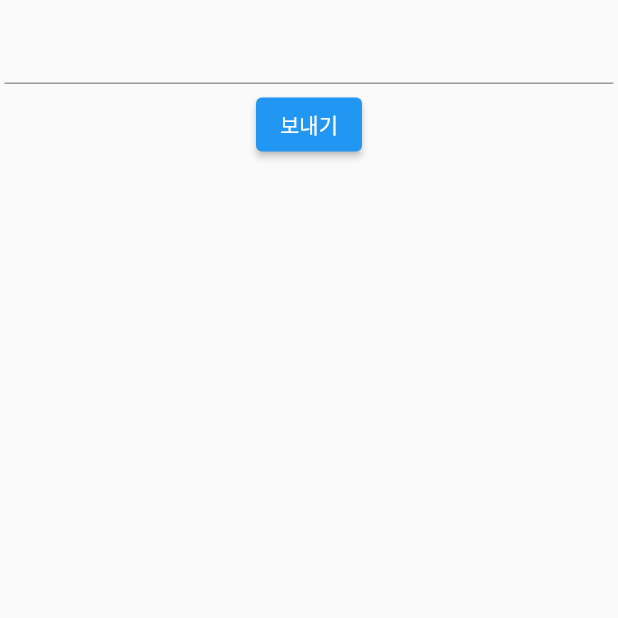
After one commit to DGUDIA/diary_project, a Flutter app: the Menu screen opened directly, after a tap on "서버통신 TEST용2", on a phone screen of 412 x 824 dp, the top half of it. The commit adds this screen. Run offline on Flutter 3.47's test engine with Material 2 defaults, Android fonts, the phone set to English and light mode, and no system bars; our stand-ins replace cloud_firestore, firebase_auth, google_sign_in, logger, shared_preferences; missing offline and left inert: firebase_core_web, flutter_socket_io, google_sign_in_web, shared_preferences_web; accounts and stored records are empty; network calls fail.

Commit message:
서버 통신

```diff
--- a/lib/chat/chat_screen.dart
+++ b/lib/chat/chat_screen.dart
@@ -1,3 +1,5 @@
+import 'dart:convert';
+
 import 'package:firebase_auth/firebase_auth.dart';
 import 'package:flutter/cupertino.dart';
 import 'package:flutter/material.dart';
@@ -6,11 +8,14 @@ import 'package:provider/provider.dart';
 import 'package:http/http.dart' as http;
 import 'package:cloud_firestore/cloud_firestore.dart';
 import 'package:diary_project/chat/chat_constraint.dart';
+import 'package:diary_project/my_config.dart';
 
+final gServerIp = properties['admin']['admins'];
 final _firestore = Firestore.instance;
 FirebaseUser loggedInUser;
 
 ChatScreenState pageState;
+
 
 class ChatScreen extends StatefulWidget {
   static const String id = 'chat_screen';
@@ -69,6 +74,7 @@ class ChatScreenState extends State<ChatScreen> {
                     FlatButton(
                       onPressed: () {
                         messageTextController.clear();
+
                         _firestore.collection('messages').add(
                           {
                             'text': messageText,
--- /dev/null
+++ b/lib/chat/client.dart
@@ -0,0 +1,100 @@
+import 'package:http/http.dart' as http;
+import 'package:flutter/material.dart';
+import 'dart:async';
+import 'dart:convert';
+import 'package:diary_project/my_config.dart';
+import 'package:flutter_socket_io/flutter_socket_io.dart';
+import 'package:flutter_socket_io/socket_io_manager.dart';
+
+void main() => runApp(MaterialApp(
+    home:Scaffold(
+      body:Client()))
+);
+
+class Client extends StatefulWidget {
+  @override
+  _ClientState createState() => _ClientState();
+}
+
+enum DataKind { NONE, SEND }
+final gServerIp = 'http://13.124.54.4:56201/';
+
+
+class _ClientState extends State<Client> {
+  DataKind mKind = DataKind.NONE;
+
+  String mResult = '0';               // 서버로부터 수신한 덧셈 또는 곱셈 결과
+  String mText;        // 사용자가 입력한 연산의 왼쪽과 오른쪽 항의 값
+
+  // post 동작의 결과를 수신할 비동기 함수
+  // 연산할 데이터를 전달(post)해야 하기 때문에 멤버로 만들어야 했다.
+  Future<String> postReply() async {
+    if(mText == null)
+      return '';
+
+    // 문자열 이름은 서버에 정의된 add와 multiply 서비스
+    var addr = gServerIp + ((mKind == DataKind.SEND) ? 'send':'none');
+    var response = await http.post(addr, body: {'text': mText});
+
+    // 200 ok. 정상 동작임을 알려준다.
+    if (response.statusCode == 200)
+      return response.body;
+
+    // 데이터 수신을 하지 못했다고 예외를 일으키는 것은 틀렸다.
+    // 여기서는 코드를 간단하게 처리하기 위해.
+    throw Exception('데이터 수신 실패!');
+  }
+
+  @override
+  Widget build(BuildContext context) {
+    return Scaffold(
+      body: Column(
+        children: <Widget>[
+          Row(
+            mainAxisAlignment: MainAxisAlignment.spaceEvenly,
+            children: <Widget>[
+              Expanded(
+                child: Padding(
+                  // TextField 위젯은 사용자 입력을 받는다.
+                  // Expanded 또는 Flexible 등의 위젯의 자식이어야 한다.
+                  child: TextField(
+                    textAlign: TextAlign.center,
+                    style: TextStyle(fontSize: 25),
+                    onChanged: (text) => mText = text,  // 입력할 때마다 호출
+                  ),
+                  padding: EdgeInsets.all(3.0),
+                ),
+              ),
+            ],
+          ),
+          Row(
+            mainAxisAlignment: MainAxisAlignment.spaceEvenly,
+            children: <Widget>[
+              ElevatedButton(
+                child: Text('보내기'),
+                onPressed: () {
+                  if(mText != null) {
+                    mKind = DataKind.SEND;
+                    // postReply 함수는 비동기 함수여서 지연 처리
+                    // then : 수신 결과를 멤버변수에 저장
+                    // whenComplete : // 비동기 연산 완료되면 상태 변경
+                    try {
+                      postReply()
+                          .then((recvd) => mResult = recvd)
+                          .whenComplete(() {
+                        if(mResult.isEmpty == false)
+                          setState(() {});
+                      });
+                    } catch (e, s) {
+                      print(s);
+                    }
+                  }
+                },
+              ),
+            ],
+          ),
+        ],
+      ),
+    );
+  }
+}
--- /dev/null
+++ b/lib/chat/server.dart
@@ -0,0 +1,46 @@
+import 'package:http/http.dart' as http;
+import 'package:flutter/material.dart';
+import 'dart:async';
+import 'dart:convert';
+import 'package:diary_project/my_config.dart';
+import 'package:flutter_socket_io/flutter_socket_io.dart';
+import 'package:flutter_socket_io/socket_io_manager.dart';
+
+void main() => runApp(MyApp());
+
+class MyApp extends StatefulWidget {
+  MyApp({Key key}) : super(key: key);
+
+  @override
+  _MyAppState createState() => _MyAppState();
+}
+
+class _MyAppState extends State<MyApp> {
+  static const String GOORM_IO = "http://13.124.54.4:56201/";
+  var data;
+
+  @override
+  void initState() {
+    Future.microtask(() async{
+      var res = await http.get(GOORM_IO);
+      data = res.body;
+      setState(() {});
+    });
+    super.initState();
+  }
+
+  @override
+  Widget build(BuildContext context) {
+    return Scaffold(
+      body: Center(
+          child: Text(
+            data == null ? "Loading ..." : this.data.toString(),
+            style: TextStyle(
+                fontWeight: FontWeight.bold,
+                fontSize: 30.0,
+                color: Colors.black
+            ),
+          ),
+        ));
+  }
+}
--- a/lib/menu/menu.dart
+++ b/lib/menu/menu.dart
@@ -1,6 +1,8 @@
+import 'package:diary_project/chat/client.dart';
 import 'package:flutter/material.dart';
 import '../chat/chat_screen.dart';
 import 'package:diary_project/login/my_page.dart';
+import 'package:diary_project/chat/server.dart';
 
 class Menu extends StatelessWidget {
   @override
@@ -22,6 +24,21 @@ class Menu extends StatelessWidget {
               Navigator.push(
                   context, MaterialPageRoute(builder: (context) => SignedInPage()));
             },
+          ),
+          ListTile(
+            title: Text("서버통신 TEST용"),
+            onTap: () {
+              Navigator.push(
+                  context, MaterialPageRoute(builder: (context) => MyApp()));
+            },
+          ),
+          ListTile(
+            title: Text("서버통신 TEST용2"),
+            onTap: () {
+              Navigator.push(
+                  context, MaterialPageRoute(builder: (context) => Client()));
+            },
+
           )
         ].map((child) {
           return Card(
--- /dev/null
+++ b/lib/my_config.dart
@@ -0,0 +1,6 @@
+const Map properties = const {
+  'admin':'admin',
+    'admins':const{
+  'server' : 'https://13.124.54.4:56201/'
+}
+};
--- a/pubspec.yaml
+++ b/pubspec.yaml
@@ -32,6 +32,7 @@ dependencies:
   cupertino_icons: ^0.1.2
   flutter_dialogflow: ^0.1.2
   cloud_firestore: ^0.12.10
+  flutter_socket_io: ^0.6.0
 
 
   # The following adds the Cupertino Icons font to your application.
```
Also changed, not shown: pubspec.lock, 1 other file.
